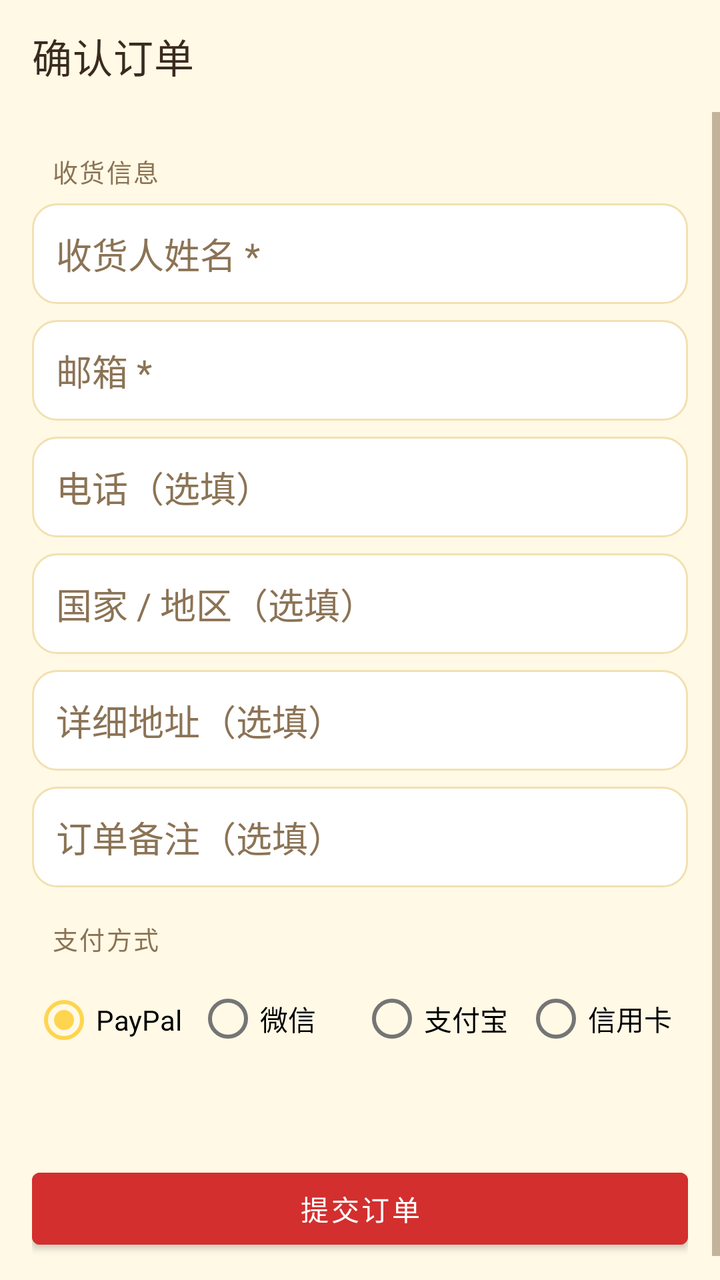
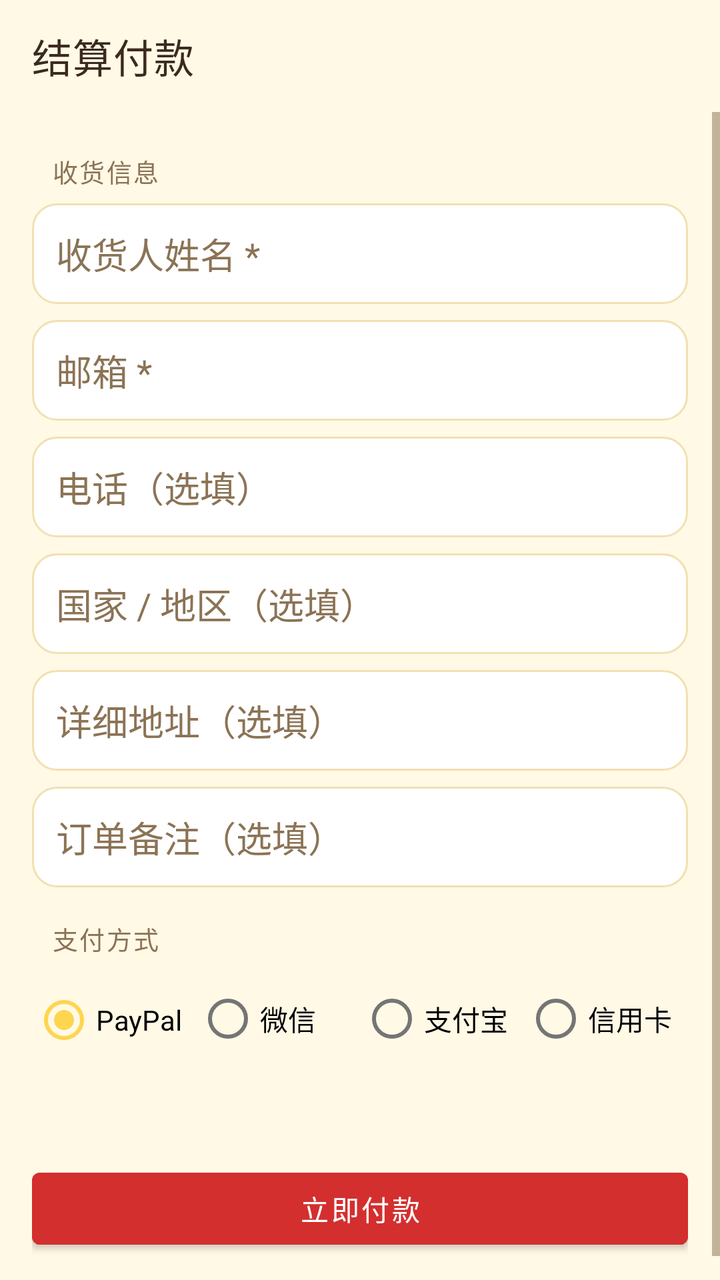

The first picture is an Android layout as it rendered before a commit; the second is the same layout after the commit. The layout source and the unified diff follow.
<!-- AndroidManifest.xml: application theme Theme.ShineApp -->
<!-- res/layout/activity_checkout.xml -->
<?xml version="1.0" encoding="utf-8"?>
<LinearLayout xmlns:android="http://schemas.android.com/apk/res/android"
    xmlns:app="http://schemas.android.com/apk/res-auto"
    android:layout_width="match_parent" android:layout_height="match_parent"
    android:orientation="vertical" android:background="@color/shine_bg">

    <com.google.android.material.appbar.MaterialToolbar
        android:id="@+id/top_app_bar" android:layout_width="match_parent" android:layout_height="?attr/actionBarSize"
        android:background="@color/shine_bg" android:elevation="0dp"
        app:title="确认订单" app:titleTextColor="@color/shine_text"
        app:navigationIconTint="@color/shine_text"/>

    
    <ScrollView android:id="@+id/form_scroll" android:layout_width="match_parent" android:layout_height="0dp"
        android:layout_weight="1" android:fillViewport="true">

        <LinearLayout android:layout_width="match_parent" android:layout_height="wrap_content"
            android:orientation="vertical" android:paddingStart="16dp" android:paddingEnd="16dp"
            android:paddingTop="4dp" android:paddingBottom="24dp">

            <TextView style="@style/SettingsSection" android:text="收货信息"/>

            <EditText android:id="@+id/et_name" android:layout_width="match_parent"
                android:layout_height="wrap_content" android:hint="收货人姓名 *"
                android:inputType="textPersonName" android:background="@drawable/bg_input"
                android:padding="12dp" android:textColor="@color/shine_text" android:textColorHint="@color/shine_sub"/>

            <EditText android:id="@+id/et_email" android:layout_width="match_parent"
                android:layout_height="wrap_content" android:layout_marginTop="8dp" android:hint="邮箱 *"
                android:inputType="textEmailAddress" android:background="@drawable/bg_input"
                android:padding="12dp" android:textColor="@color/shine_text" android:textColorHint="@color/shine_sub"/>

            <EditText android:id="@+id/et_phone" android:layout_width="match_parent"
                android:layout_height="wrap_content" android:layout_marginTop="8dp" android:hint="电话（选填）"
                android:inputType="phone" android:background="@drawable/bg_input"
                android:padding="12dp" android:textColor="@color/shine_text" android:textColorHint="@color/shine_sub"/>

            <EditText android:id="@+id/et_country" android:layout_width="match_parent"
                android:layout_height="wrap_content" android:layout_marginTop="8dp" android:hint="国家 / 地区（选填）"
                android:inputType="text" android:background="@drawable/bg_input"
                android:padding="12dp" android:textColor="@color/shine_text" android:textColorHint="@color/shine_sub"/>

            <EditText android:id="@+id/et_address" android:layout_width="match_parent"
                android:layout_height="wrap_content" android:layout_marginTop="8dp" android:hint="详细地址（选填）"
                android:inputType="textPostalAddress" android:background="@drawable/bg_input"
                android:padding="12dp" android:textColor="@color/shine_text" android:textColorHint="@color/shine_sub"/>

            <EditText android:id="@+id/et_note" android:layout_width="match_parent"
                android:layout_height="wrap_content" android:layout_marginTop="8dp" android:hint="订单备注（选填）"
                android:inputType="text" android:background="@drawable/bg_input"
                android:padding="12dp" android:textColor="@color/shine_text" android:textColorHint="@color/shine_sub"/>

            <TextView style="@style/SettingsSection" android:text="支付方式"/>

            <RadioGroup android:id="@+id/rg_pay" android:layout_width="match_parent"
                android:layout_height="wrap_content" android:orientation="horizontal">
                <RadioButton android:id="@+id/rb_paypal" android:layout_width="0dp" android:layout_weight="1"
                    android:layout_height="wrap_content" android:text="PayPal" android:checked="true"/>
                <RadioButton android:id="@+id/rb_wechat" android:layout_width="0dp" android:layout_weight="1"
                    android:layout_height="wrap_content" android:text="微信"/>
                <RadioButton android:id="@+id/rb_alipay" android:layout_width="0dp" android:layout_weight="1"
                    android:layout_height="wrap_content" android:text="支付宝"/>
                <RadioButton android:id="@+id/rb_card" android:layout_width="0dp" android:layout_weight="1"
                    android:layout_height="wrap_content" android:text="信用卡"/>
            </RadioGroup>

            <TextView android:id="@+id/tv_summary" android:layout_width="match_parent"
                android:layout_height="wrap_content" android:layout_marginTop="12dp"
                android:textSize="14sp" android:textColor="@color/shine_text"/>

            <Button android:id="@+id/btn_submit" android:layout_width="match_parent"
                android:layout_height="wrap_content" android:layout_marginTop="16dp"
                android:text="提交订单" android:textColor="@color/shine_on_red"
                android:backgroundTint="@color/shine_pink"/>
        </LinearLayout>
    </ScrollView>

    
    <LinearLayout android:id="@+id/success_layout" android:layout_width="match_parent"
        android:layout_height="0dp" android:layout_weight="1" android:orientation="vertical"
        android:gravity="center" android:visibility="gone" android:paddingStart="32dp" android:paddingEnd="32dp">

        <ImageView android:layout_width="64dp" android:layout_height="64dp"
            android:src="@drawable/ic_flame" android:tint="@color/shine_pink"/>

        <TextView android:layout_width="wrap_content" android:layout_height="wrap_content"
            android:layout_marginTop="16dp" android:text="下单成功" android:textSize="20sp"
            android:textStyle="bold" android:textColor="@color/shine_text"/>

        <TextView android:layout_width="wrap_content" android:layout_height="wrap_content"
            android:layout_marginTop="8dp" android:text="我们会尽快与您联系确认订单" android:textSize="13sp"
            android:textColor="@color/shine_sub"/>

        <TextView android:id="@+id/tv_order_no" android:layout_width="wrap_content"
            android:layout_height="wrap_content" android:layout_marginTop="16dp" android:textSize="15sp"
            android:textColor="@color/shine_pink" android:textStyle="bold"/>

        <Button android:id="@+id/btn_done" android:layout_width="match_parent"
            android:layout_height="wrap_content" android:layout_marginTop="24dp"
            android:text="完成" android:textColor="@color/shine_on_red"
            android:backgroundTint="@color/shine_pink"/>
    </LinearLayout>

    <ProgressBar android:id="@+id/pb" android:layout_width="28dp" android:layout_height="28dp"
        android:layout_gravity="center" android:indeterminateTint="@color/shine_pink" android:visibility="gone"/>
</LinearLayout>
<!-- resources referenced by this layout -->
<resources>
  <color name="shine_bg">#FFFFF9E6</color>
  <color name="shine_on_red">#FFFFFFFF</color>
  <color name="shine_pink">#FFD32F2F</color>
  <color name="shine_sub">#FF8B7355</color>
  <color name="shine_text">#FF3B2A1E</color>
  <!-- drawable bg_input (drawable) -->
  <?xml version="1.0" encoding="utf-8"?>
  <shape xmlns:android="http://schemas.android.com/apk/res/android" android:shape="rectangle">
      <solid android:color="@color/shine_surface"/>
      <corners android:radius="12dp"/>
      <stroke android:width="1dp" android:color="@color/shine_yellow_line"/>
  </shape>
  <!-- drawable ic_flame (drawable) -->
  <vector xmlns:android="http://schemas.android.com/apk/res/android"
      android:width="20dp" android:height="20dp" android:viewportWidth="24" android:viewportHeight="24">
      <path android:fillColor="#D32F2F" android:pathData="M13 2c.6 2.8-1.4 4.2-1.4 6.4 0 1.1.9 2 2 2 1.2 0 2.2-.9 2.2-2.1.8 1.9 1.6 3.3 1.6 5.7A7.4 7.4 0 1 1 5 12.7c1 1 2.1.9 3.1-.1.4-1.9 1.9-3.4 4-6.9.5-1.4 1.1-2.9 .9-3.7z"/>
  </vector>
  <style name="SettingsSection">
          <item name="android:layout_width">match_parent</item>
          <item name="android:layout_height">wrap_content</item>
          <item name="android:paddingStart">10dp</item>
          <item name="android:paddingEnd">10dp</item>
          <item name="android:paddingTop">16dp</item>
          <item name="android:paddingBottom">7dp</item>
          <item name="android:textColor">@color/shine_sub</item>
          <item name="android:textSize">12.5sp</item>
          <item name="android:letterSpacing">0.06</item>
      </style>
  <style name="Theme.ShineApp" parent="Theme.MaterialComponents.DayNight.NoActionBar">
          <item name="colorPrimary">@color/shine_pink</item>
          <item name="colorPrimaryVariant">@color/shine_pink_dark</item>
          <item name="colorOnPrimary">@color/shine_on_red</item>
          <item name="colorSecondary">@color/shine_mint</item>
          <item name="colorSecondaryVariant">@color/shine_mint_dark</item>
          <item name="colorSurface">@color/shine_surface</item>
          <item name="android:colorBackground">@color/shine_bg</item>
          <item name="android:textColorPrimary">@color/shine_text</item>
          <item name="android:textColorSecondary">@color/shine_sub</item>
          
          <item name="android:statusBarColor">@color/shine_bg</item>
          <item name="android:navigationBarColor">@color/shine_surface</item>
          <item name="android:windowLightStatusBar">true</item>
          <item name="android:windowLightNavigationBar" tools:targetApi="27">true</item>
          <item name="android:windowBackground">@color/shine_bg</item>
      </style>
  <color name="shine_surface">#FFFFFFFF</color>
  <color name="shine_yellow_line">#FFF2E0B0</color>
  <color name="shine_pink_dark">#FFB71C1C</color>
  <color name="shine_mint">#FFFFD54F</color>
  <color name="shine_mint_dark">#FFB26A00</color>
</resources>

<!-- the commit's change to res/layout/activity_checkout.xml (unified diff, before → after) -->
@@ -7,7 +7,7 @@
     <com.google.android.material.appbar.MaterialToolbar
         android:id="@+id/top_app_bar" android:layout_width="match_parent" android:layout_height="?attr/actionBarSize"
         android:background="@color/shine_bg" android:elevation="0dp"
-        app:title="确认订单" app:titleTextColor="@color/shine_text"
+        app:title="结算付款" app:titleTextColor="@color/shine_text"
         app:navigationIconTint="@color/shine_text"/>
 
     
@@ -70,7 +70,7 @@
 
             <Button android:id="@+id/btn_submit" android:layout_width="match_parent"
                 android:layout_height="wrap_content" android:layout_marginTop="16dp"
-                android:text="提交订单" android:textColor="@color/shine_on_red"
+                android:text="立即付款" android:textColor="@color/shine_on_red"
                 android:backgroundTint="@color/shine_pink"/>
         </LinearLayout>
     </ScrollView>
@@ -88,7 +88,7 @@
             android:textStyle="bold" android:textColor="@color/shine_text"/>
 
         <TextView android:layout_width="wrap_content" android:layout_height="wrap_content"
-            android:layout_marginTop="8dp" android:text="我们会尽快与您联系确认订单" android:textSize="13sp"
+            android:layout_marginTop="8dp" android:text="请按所选支付方式完成付款，我们会尽快与您确认订单" android:textSize="13sp"
             android:textColor="@color/shine_sub"/>
 
         <TextView android:id="@+id/tv_order_no" android:layout_width="wrap_content"
